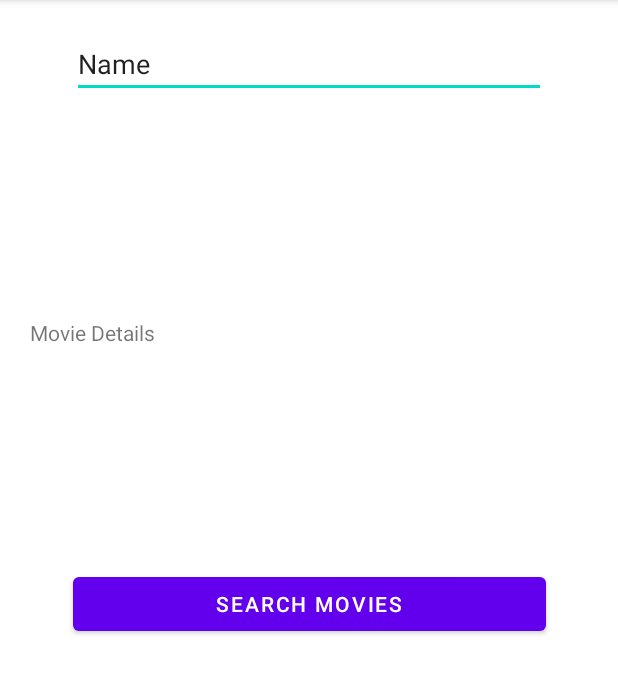
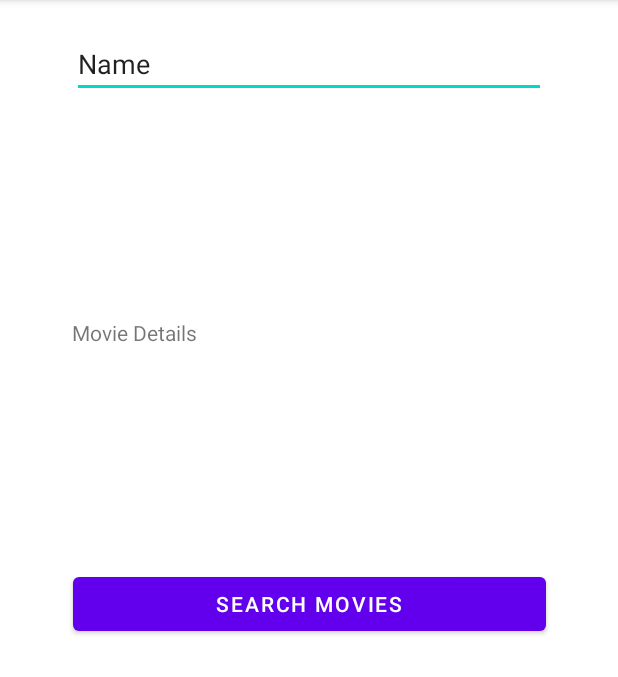
Before and after one commit to 2KAbhishek/MovieWatcher, an Android app: the SearchMovieActivity screen opened directly, with no data from a screen before it, on a phone screen of 412 x 824 dp, the part 84-761 px from its top. Run offline under Robolectric (Android 15) with nearby library versions, the phone set to English and light mode, and no system bars.

Commit message:
Update margin

```diff
--- a/app/src/main/res/layout/activity_search_movie.xml
+++ b/app/src/main/res/layout/activity_search_movie.xml
@@ -24,7 +24,7 @@
         android:id="@+id/textMovieDetails"
         android:layout_width="0dp"
         android:layout_height="wrap_content"
-        android:layout_marginHorizontal="20dp"
+        android:layout_marginHorizontal="@android:dimen/app_icon_size"
         android:singleLine="false"
         android:text="Movie Details"
         app:layout_constraintBottom_toTopOf="@+id/buttonTriggerSearch"
```
